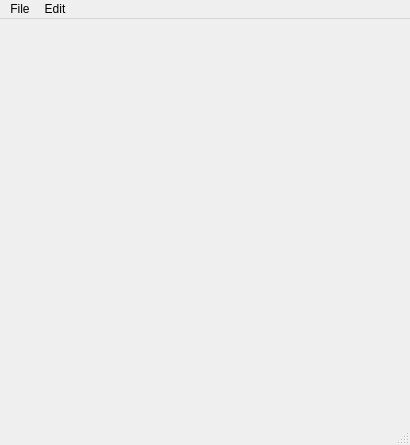
This is text_editor/text_editor.ui in eidcraft/practice_projects as Qt 5 draws it before an edit. The edited form follows.
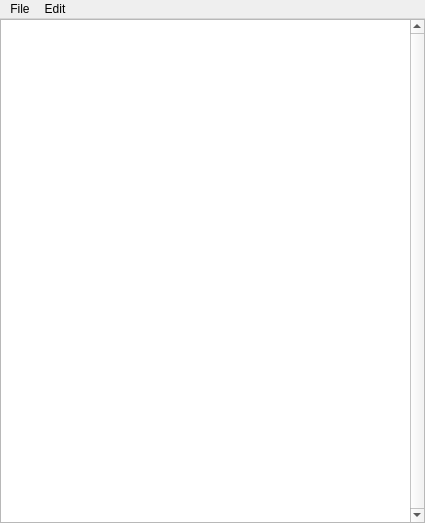
This is the edited form.

Commit message: Add main text edit field

The edit to the form file:
```diff
--- a/text_editor/text_editor.ui
+++ b/text_editor/text_editor.ui
@@ -6,20 +6,69 @@
    <rect>
     <x>0</x>
     <y>0</y>
-    <width>410</width>
-    <height>445</height>
+    <width>425</width>
+    <height>523</height>
    </rect>
   </property>
   <property name="windowTitle">
    <string>Notepad</string>
   </property>
-  <widget class="QWidget" name="centralWidget"/>
+  <widget class="QWidget" name="centralWidget">
+   <property name="enabled">
+    <bool>true</bool>
+   </property>
+   <property name="autoFillBackground">
+    <bool>true</bool>
+   </property>
+   <layout class="QVBoxLayout" name="verticalLayout">
+    <property name="spacing">
+     <number>0</number>
+    </property>
+    <property name="leftMargin">
+     <number>0</number>
+    </property>
+    <property name="topMargin">
+     <number>0</number>
+    </property>
+    <property name="rightMargin">
+     <number>0</number>
+    </property>
+    <property name="bottomMargin">
+     <number>0</number>
+    </property>
+    <item>
+     <widget class="QTextEdit" name="textEdit">
+      <property name="mouseTracking">
+       <bool>true</bool>
+      </property>
+      <property name="focusPolicy">
+       <enum>Qt::ClickFocus</enum>
+      </property>
+      <property name="frameShape">
+       <enum>QFrame::StyledPanel</enum>
+      </property>
+      <property name="frameShadow">
+       <enum>QFrame::Plain</enum>
+      </property>
+      <property name="verticalScrollBarPolicy">
+       <enum>Qt::ScrollBarAlwaysOn</enum>
+      </property>
+      <property name="tabChangesFocus">
+       <bool>false</bool>
+      </property>
+      <property name="tabStopWidth">
+       <number>80</number>
+      </property>
+     </widget>
+    </item>
+   </layout>
+  </widget>
   <widget class="QMenuBar" name="menuBar">
    <property name="geometry">
     <rect>
      <x>0</x>
      <y>0</y>
-     <width>410</width>
+     <width>425</width>
      <height>21</height>
     </rect>
    </property>
@@ -46,7 +95,6 @@
    <addaction name="menuFile"/>
    <addaction name="menuEdit"/>
   </widget>
-  <widget class="QStatusBar" name="statusBar"/>
   <action name="actionNew">
    <property name="text">
     <string>New</string>
```
The commit also changes 1 other file.
